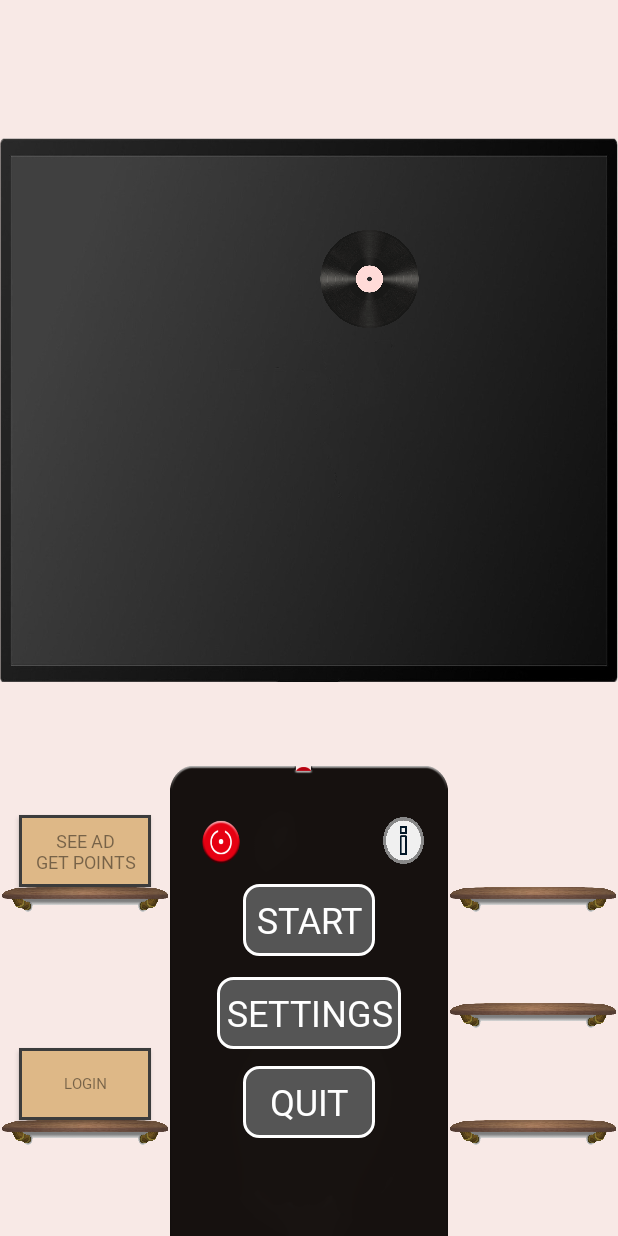
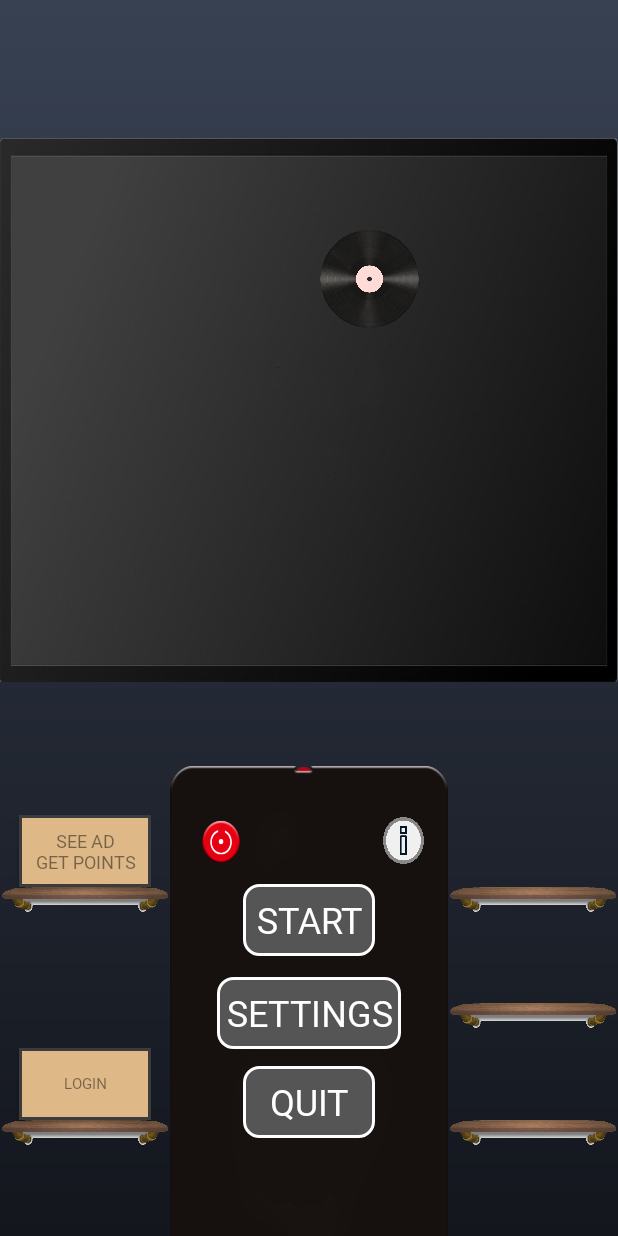
Before and after one commit to JongReulk/Kpopmultiplechoice, an Android app: the MainActivity screen opened directly, with no data from a screen before it, on a phone screen of 412 x 824 dp. Run offline under Robolectric (Android 15) with nearby library versions, the phone set to English and light mode, and no system bars; our stand-ins replace AdMob; 8 statements that could not run were skipped.

Commit message:
배경색깔 바꾸기 and main 배경 바꾸기

```diff
--- /dev/null
+++ b/app/src/main/res/drawable/bg_gradient.xml
@@ -0,0 +1,10 @@
+<?xml version="1.0" encoding="utf-8"?>
+<shape xmlns:android="http://schemas.android.com/apk/res/android"
+    android:shape="rectangle">
+    <gradient
+        android:angle="90"
+        android:endColor="@color/backgroundtop"
+        android:startColor="@color/backgroundBottom"
+        android:type="linear"/>
+
+</shape>
--- a/app/src/main/res/layout/activity_main.xml
+++ b/app/src/main/res/layout/activity_main.xml
@@ -4,7 +4,8 @@
     xmlns:tools="http://schemas.android.com/tools"
     android:layout_width="match_parent"
     android:layout_height="match_parent"
-    xmlns:app="http://schemas.android.com/apk/res-auto">
+    xmlns:app="http://schemas.android.com/apk/res-auto"
+    android:background="@drawable/bg_gradient">
 
 
 
--- a/app/src/main/res/values/colors.xml
+++ b/app/src/main/res/values/colors.xml
@@ -25,4 +25,6 @@
     <color name="heavypink2">#80AEA3A1</color>
     <color name="consonants_color1">#CC70FD</color>
     <color name="consonants_color2">#9F93A3</color>
+    <color name="backgroundtop">#384152</color>
+    <color name="backgroundBottom">#13161D</color>
 </resources>
```
